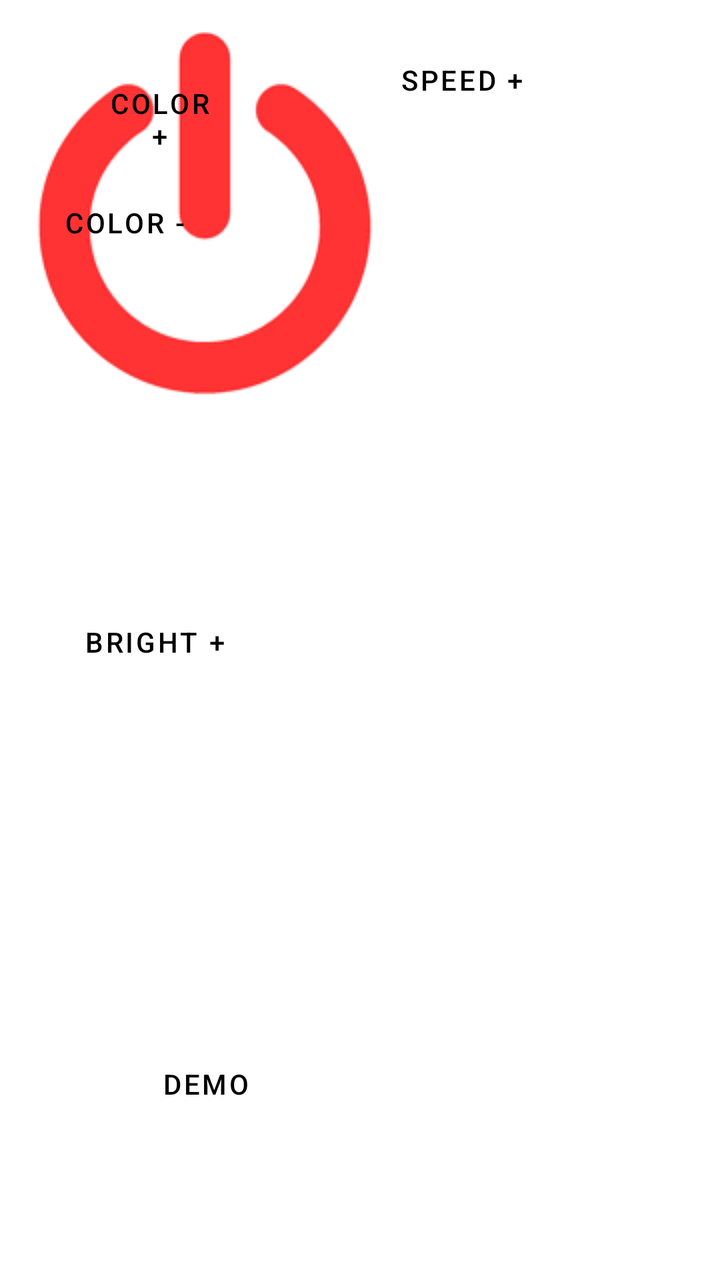
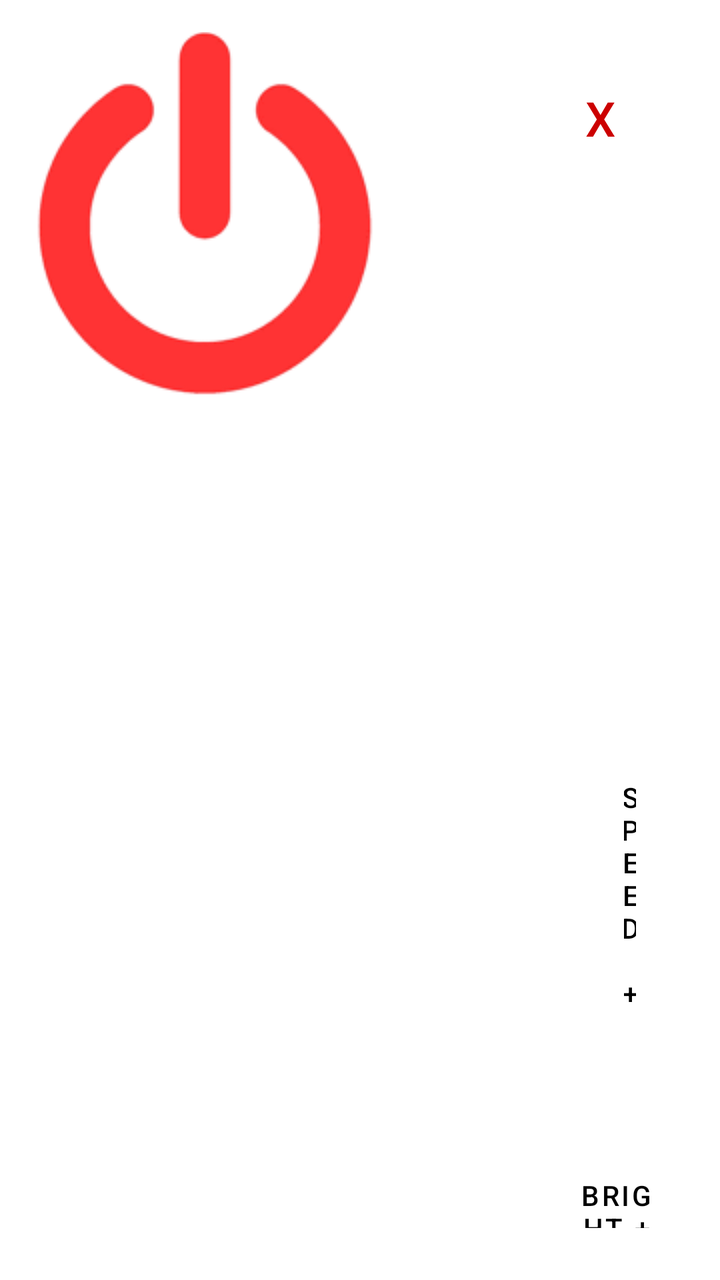

The first picture is an Android layout as it rendered before a commit; the second is the same layout after the commit. The layout source and the unified diff follow.
<!-- AndroidManifest.xml: application theme Theme.MyMiata -->
<!-- res/layout/activity_ir_remote.xml -->
<?xml version="1.0" encoding="utf-8"?>
<RelativeLayout xmlns:android="http://schemas.android.com/apk/res/android"
    xmlns:tools="http://schemas.android.com/tools"
    android:layout_width="match_parent"
    android:layout_height="match_parent"
    android:padding="16dp"
    tools:context=".IRRemoteActivity">

    <ImageButton
        android:id="@+id/button_power"
        android:layout_width="175dp"
        android:layout_height="183dp"
        android:background="?android:selectableItemBackground"
        android:contentDescription="@string/button_power"
        android:src="@drawable/button_power" />

    <Button
        android:id="@+id/button_speed_plus"
        android:layout_width="wrap_content"
        android:layout_height="wrap_content"
        android:layout_marginStart="37dp"
        android:layout_toEndOf="@+id/button_demo"
        android:background="?android:selectableItemBackground"
        android:contentDescription="@string/button_speed_plus"
        android:text="@string/button_speed_plus" />

    <Button
        android:id="@+id/button_mode_plus"
        android:layout_width="wrap_content"
        android:layout_height="wrap_content"
        android:text="@string/button_mode_plus"
        android:layout_toEndOf="@id/button_mode_plus"
        android:layout_below="@id/button_power"
        android:layout_marginStart="16dp"
        android:background="?android:selectableItemBackground"
        android:contentDescription="@string/button_mode_plus" />

    <Button
        android:id="@+id/button_speed_minus"
        android:layout_width="64dp"
        android:layout_height="60dp"
        android:layout_below="@id/button_power"
        android:layout_marginStart="16dp"
        android:layout_marginTop="16dp"
        android:layout_toEndOf="@id/button_mode_plus"
        android:background="?android:selectableItemBackground"
        android:contentDescription="@string/button_speed_minus"
        android:text="@string/button_speed_minus" />

    <Button
        android:id="@+id/button_color_plus"
        android:layout_width="wrap_content"
        android:layout_height="wrap_content"
        android:layout_marginStart="16dp"
        android:layout_marginTop="16dp"
        android:layout_marginEnd="-112dp"
        android:layout_toStartOf="@+id/button_bright_plus"
        android:background="?android:selectableItemBackground"
        android:contentDescription="@string/button_color_plus"
        android:text="@string/button_color_plus" />

    <Button
        android:id="@+id/button_demo"
        android:layout_width="wrap_content"
        android:layout_height="wrap_content"
        android:layout_below="@id/button_mode_plus"
        android:layout_marginStart="43dp"
        android:layout_marginTop="271dp"
        android:layout_toEndOf="@id/button_color_plus"
        android:background="?android:selectableItemBackground"
        android:contentDescription="@string/button_demo"
        android:text="@string/button_demo" />

    <Button
        android:id="@+id/button_mode_minus"
        android:layout_width="wrap_content"
        android:layout_height="wrap_content"
        android:layout_below="@+id/button_demo"
        android:layout_marginTop="50dp"
        android:layout_marginEnd="50dp"
        android:layout_toStartOf="@+id/button_bright_minus"
        android:background="?android:selectableItemBackground"
        android:contentDescription="@string/button_mode_minus"
        android:text="@string/button_mode_minus" />

    <Button
        android:id="@+id/button_color_minus"
        android:layout_width="wrap_content"
        android:layout_height="wrap_content"
        android:layout_below="@id/button_color_plus"
        android:background="?android:selectableItemBackground"
        android:contentDescription="@string/button_color_minus"
        android:text="@string/button_color_minus"
        tools:ignore="ImageContrastCheck" />

    

    

    <Button
        android:id="@+id/button_bright_plus"
        android:layout_width="123dp"
        android:layout_height="wrap_content"
        android:layout_below="@+id/button_speed_plus"
        android:layout_marginTop="233dp"
        android:background="?android:selectableItemBackground"
        android:contentDescription="@string/button_bright_plus"
        android:text="@string/button_bright_plus" />

    <Button
        android:id="@+id/button_bright_minus"
        android:layout_width="wrap_content"
        android:layout_height="wrap_content"
        android:layout_below="@+id/button_bright_plus"
        android:layout_alignParentEnd="true"
        android:layout_marginTop="265dp"
        android:layout_marginEnd="82dp"
        android:background="?android:selectableItemBackground"
        android:contentDescription="@string/button_bright_minus"
        android:text="@string/button_bright_minus" />

    <Button
        android:id="@+id/button_back"
        android:layout_width="wrap_content"
        android:layout_height="66dp"
        android:layout_alignParentEnd="true"
        android:layout_alignParentBottom="true"
        android:layout_marginEnd="0dp"
        android:layout_marginBottom="815dp"
        android:background="?android:selectableItemBackground"
        android:contentDescription="@string/button_back"
        android:text="@string/x"
        android:textColor="@android:color/holo_red_dark"
        android:textSize="24sp"
        tools:ignore="TouchTargetSizeCheck" />

</RelativeLayout>
<!-- resources referenced by this layout -->
<resources>
  <!-- drawable button_power: png bitmap (drawable, 3488 bytes) -->
  <string name="button_back">Back</string>
  <string name="button_bright_minus">Bright -</string>
  <string name="button_bright_plus">Bright +</string>
  <string name="button_color_minus">Color -</string>
  <string name="button_color_plus">Color +</string>
  <string name="button_demo">Demo</string>
  <string name="button_mode_minus">Mode -</string>
  <string name="button_mode_plus">Mode +</string>
  <string name="button_power">Power</string>
  <string name="button_speed_minus">Speed +</string>
  <string name="button_speed_plus">Speed +</string>
  <string name="x">X</string>
  <style name="Theme.MyMiata" parent="Theme.MaterialComponents.DayNight.DarkActionBar">
          
          <item name="colorPrimary">@color/teal_200</item>
          <item name="colorPrimaryVariant">@color/teal_700</item>
          <item name="colorOnPrimary">@color/black</item>
          <item name="colorSecondary">@color/teal_200</item>
          <item name="colorOnSecondary">@color/black</item>
          <item name="android:statusBarColor">@android:color/transparent</item>
          <item name="android:windowLightStatusBar">true</item>
          <item name="android:navigationBarColor">@android:color/white</item>
          <item name="android:windowBackground">@drawable/splash_screen</item>
      </style>
  <color name="teal_200">#FF03DAC5</color>
  <color name="teal_700">#FF018786</color>
  <color name="black">#FF000000</color>
  <!-- drawable splash_screen (drawable) -->
  <?xml version="1.0" encoding="utf-8"?>
  <layer-list xmlns:android="http://schemas.android.com/apk/res/android">
      <item android:drawable="@android:color/white" />
      <item>
          <bitmap
              android:gravity="center"
              android:src="@drawable/white" /> 
      </item>
  </layer-list>
  <!-- drawable white: jpg bitmap (drawable, 33329 bytes) -->
</resources>

<!-- the commit's change to res/layout/activity_ir_remote.xml (unified diff, before → after) -->
@@ -18,7 +18,11 @@
         android:id="@+id/button_speed_plus"
         android:layout_width="wrap_content"
         android:layout_height="wrap_content"
-        android:layout_marginStart="37dp"
+        android:layout_alignParentTop="true"
+        android:layout_alignParentEnd="true"
+        android:layout_marginStart="192dp"
+        android:layout_marginTop="363dp"
+        android:layout_marginEnd="10dp"
         android:layout_toEndOf="@+id/button_demo"
         android:background="?android:selectableItemBackground"
         android:contentDescription="@string/button_speed_plus"
@@ -47,26 +51,30 @@
         android:contentDescription="@string/button_speed_minus"
         android:text="@string/button_speed_minus" />
 
+    
+
+    
+
     <Button
         android:id="@+id/button_color_plus"
         android:layout_width="wrap_content"
         android:layout_height="wrap_content"
+        android:layout_alignParentTop="true"
         android:layout_marginStart="16dp"
-        android:layout_marginTop="16dp"
-        android:layout_marginEnd="-112dp"
-        android:layout_toStartOf="@+id/button_bright_plus"
+        android:layout_marginTop="313dp"
+        android:layout_marginEnd="121dp"
+        android:layout_toStartOf="@+id/button_demo"
         android:background="?android:selectableItemBackground"
         android:contentDescription="@string/button_color_plus"
-        android:text="@string/button_color_plus" />
+        android:text="@string/button_color_plus"
+        tools:ignore="RelativeOverlap" />
 
     <Button
         android:id="@+id/button_demo"
         android:layout_width="wrap_content"
         android:layout_height="wrap_content"
         android:layout_below="@id/button_mode_plus"
-        android:layout_marginStart="43dp"
-        android:layout_marginTop="271dp"
-        android:layout_toEndOf="@id/button_color_plus"
+        android:layout_marginTop="371dp"
         android:background="?android:selectableItemBackground"
         android:contentDescription="@string/button_demo"
         android:text="@string/button_demo" />
@@ -76,9 +84,9 @@
         android:layout_width="wrap_content"
         android:layout_height="wrap_content"
         android:layout_below="@+id/button_demo"
-        android:layout_marginTop="50dp"
-        android:layout_marginEnd="50dp"
-        android:layout_toStartOf="@+id/button_bright_minus"
+        android:layout_alignParentStart="true"
+        android:layout_marginStart="110dp"
+        android:layout_marginTop="107dp"
         android:background="?android:selectableItemBackground"
         android:contentDescription="@string/button_mode_minus"
         android:text="@string/button_mode_minus" />
@@ -88,21 +96,22 @@
         android:layout_width="wrap_content"
         android:layout_height="wrap_content"
         android:layout_below="@id/button_color_plus"
+        android:layout_alignParentStart="true"
+        android:layout_marginStart="34dp"
+        android:layout_marginTop="408dp"
         android:background="?android:selectableItemBackground"
         android:contentDescription="@string/button_color_minus"
         android:text="@string/button_color_minus"
         tools:ignore="ImageContrastCheck" />
 
-    
-
-    
-
     <Button
         android:id="@+id/button_bright_plus"
         android:layout_width="123dp"
-        android:layout_height="wrap_content"
+        android:layout_height="46dp"
         android:layout_below="@+id/button_speed_plus"
-        android:layout_marginTop="233dp"
+        android:layout_marginStart="58dp"
+        android:layout_marginTop="62dp"
+        android:layout_toEndOf="@+id/button_mode_minus"
         android:background="?android:selectableItemBackground"
         android:contentDescription="@string/button_bright_plus"
         android:text="@string/button_bright_plus" />
@@ -113,8 +122,8 @@
         android:layout_height="wrap_content"
         android:layout_below="@+id/button_bright_plus"
         android:layout_alignParentEnd="true"
-        android:layout_marginTop="265dp"
-        android:layout_marginEnd="82dp"
+        android:layout_marginTop="52dp"
+        android:layout_marginEnd="9dp"
         android:background="?android:selectableItemBackground"
         android:contentDescription="@string/button_bright_minus"
         android:text="@string/button_bright_minus" />
@@ -123,15 +132,15 @@
         android:id="@+id/button_back"
         android:layout_width="wrap_content"
         android:layout_height="66dp"
+        android:layout_alignParentTop="true"
         android:layout_alignParentEnd="true"
-        android:layout_alignParentBottom="true"
+        android:layout_marginTop="10dp"
         android:layout_marginEnd="0dp"
-        android:layout_marginBottom="815dp"
         android:background="?android:selectableItemBackground"
         android:contentDescription="@string/button_back"
         android:text="@string/x"
         android:textColor="@android:color/holo_red_dark"
         android:textSize="24sp"
-        tools:ignore="TouchTargetSizeCheck" />
+        tools:ignore="RelativeOverlap,TouchTargetSizeCheck" />
 
 </RelativeLayout>
